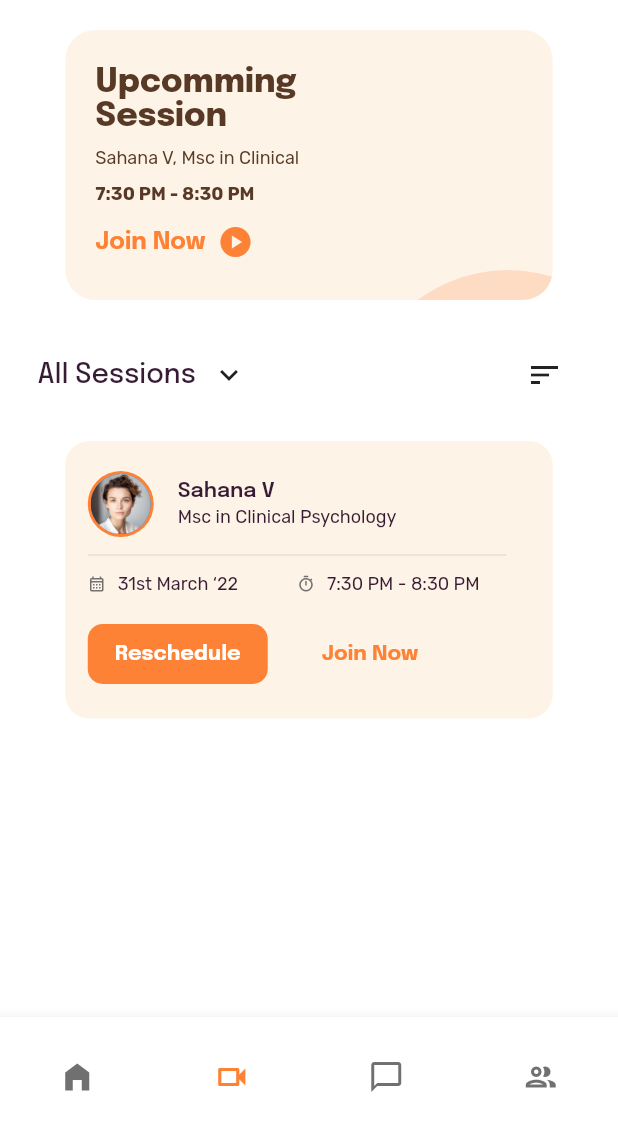
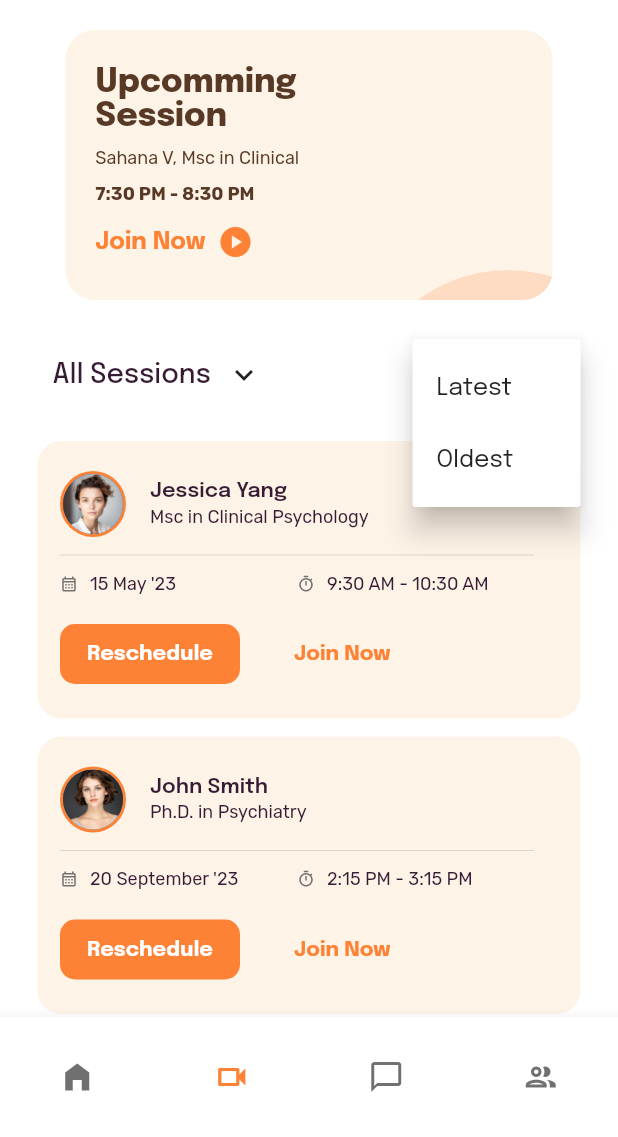
Before and after one commit to tamathecxder/wellness-app, a Flutter app: the screen it shows after launch, item 2 of the bottom bar chosen, after a tap on the "sort" icon, on a phone screen of 412 x 824 dp, the part 99-1236 px from its top. Run offline on Flutter 3.47's test engine with Material 2 defaults, Android fonts, the phone set to English and light mode, and no system bars; drawn by our look-alikes of animated_bottom_navigation_bar.

Commit message:
feat: complete UI slicing on consulting screen

```diff
--- a/lib/screens/consulting_screen.dart
+++ b/lib/screens/consulting_screen.dart
@@ -1,10 +1,22 @@
+// ignore_for_file: avoid_print
+
 import 'package:flutter/material.dart';
+import 'package:intl/intl.dart';
+import 'package:wellness_app/models/consultant.dart';
 import 'package:wellness_app/theme/colors.dart';
 import 'package:wellness_app/theme/style.dart';
 import 'package:wellness_app/widgets/banner_card.dart';
+import 'package:wellness_app/widgets/consultant_item.dart';
 
-class ConsultingScreen extends StatelessWidget {
+class ConsultingScreen extends StatefulWidget {
   const ConsultingScreen({super.key});
+
+  @override
+  State<ConsultingScreen> createState() => _ConsultingScreenState();
+}
+
+class _ConsultingScreenState extends State<ConsultingScreen> {
+  String selectedValue = 'All Sessions';
 
   @override
   Widget build(BuildContext context) {
@@ -27,12 +39,23 @@ class ConsultingScreen extends StatelessWidget {
         Row(
           mainAxisAlignment: MainAxisAlignment.spaceBetween,
           children: [
-            Wrap(
+            InkWell(
+              onTap: () {
+                _showDropdown(context);
+              },
+              child: AnimatedContainer(
+                duration: const Duration(milliseconds: 300),
+                decoration: BoxDecoration(
+                  borderRadius: BorderRadius.circular(8.0),
+                  color: Colors.transparent,
+                ),
+                padding: EdgeInsets.all(10.0),
+                child: Wrap(
                   crossAxisAlignment: WrapCrossAlignment.center,
                   spacing: 10,
                   children: [
                     Text(
-                  'All Sessions',
+                      selectedValue,
                       style: CustomStyle.defaultTextStyle.copyWith(
                         fontSize: 18,
                         fontWeight: FontWeight.w500,
@@ -43,189 +66,130 @@ class ConsultingScreen extends StatelessWidget {
                     ),
                   ],
                 ),
-            IconButton(
-              onPressed: () {},
-              icon: const Icon(Icons.sort),
-            )
-          ],
-        ),
-        const SizedBox(
-          height: 20,
-        ),
-        Container(
-          width: 325.0,
-          height: 185,
-          decoration: BoxDecoration(
-            borderRadius: BorderRadius.circular(16),
-            color: AppColors.secondaryColor,
-          ),
-          child: Stack(
-            alignment: Alignment.center,
-            children: [
-              Padding(
-                padding: const EdgeInsets.symmetric(
-                  vertical: 20.0,
-                  horizontal: 15.0,
-                ),
-                child: Row(
-                  mainAxisAlignment: MainAxisAlignment.spaceBetween,
-                  children: [
-                    Expanded(
-                      child: Column(
-                        crossAxisAlignment: CrossAxisAlignment.start,
-                        children: [
-                          Row(
-                            mainAxisAlignment: MainAxisAlignment.start,
-                            crossAxisAlignment: CrossAxisAlignment.center,
-                            children: [
-                              const CircleAvatar(
-                                radius: 22,
-                                backgroundColor: AppColors.primaryColor,
-                                child: CircleAvatar(
-                                  radius: 20,
-                                  backgroundImage:
-                                      AssetImage('assets/images/1.jpg'),
               ),
             ),
-                              const SizedBox(
-                                width: 16,
-                              ),
-                              Column(
-                                crossAxisAlignment: CrossAxisAlignment.start,
-                                children: [
-                                  Text(
-                                    'Sahana V',
-                                    style:
-                                        CustomStyle.defaultTextStyle.copyWith(
-                                      fontSize: 14,
-                                      fontWeight: FontWeight.w600,
-                                    ),
-                                  ),
-                                  const SizedBox(
-                                    height: 3,
-                                  ),
-                                  Text(
-                                    'Msc in Clinical Psychology',
-                                    style: CustomStyle.descriptionTextStyle
-                                        .copyWith(
-                                      fontSize: 12,
-                                      fontWeight: FontWeight.w400,
-                                    ),
-                                  ),
-                                ],
-                              ),
-                            ],
-                          ),
-                          const SizedBox(
-                            height: 24,
-                            child: Divider(),
-                          ),
-                          Row(
-                            children: [
-                              Expanded(
-                                flex: 1,
-                                child: Wrap(
-                                  spacing: 8,
-                                  crossAxisAlignment: WrapCrossAlignment.center,
-                                  children: [
-                                    const Icon(
-                                      Icons.calendar_month_outlined,
-                                      size: 12,
-                                      color: AppColors.darkGrayColor,
-                                    ),
-                                    Text(
-                                      '31st March ‘22',
-                                      style: CustomStyle.descriptionTextStyle
-                                          .copyWith(
-                                        fontSize: 12,
-                                      ),
-                                    ),
-                                  ],
-                                ),
-                              ),
-                              Expanded(
-                                flex: 1,
-                                child: Wrap(
-                                  spacing: 8,
-                                  crossAxisAlignment: WrapCrossAlignment.center,
-                                  children: [
-                                    const Icon(
-                                      Icons.timer_outlined,
-                                      size: 12,
-                                      color: AppColors.darkGrayColor,
-                                    ),
-                                    Text(
-                                      '7:30 PM - 8:30 PM',
-                                      style: CustomStyle.descriptionTextStyle
-                                          .copyWith(
-                                        fontSize: 12,
-                                      ),
-                                    ),
-                                  ],
-                                ),
+            PopupMenuButton<String>(
+              icon: const Icon(Icons.sort),
+              onSelected: choiceAction,
+              itemBuilder: (BuildContext context) {
+                return Constants.choices.map((String choice) {
+                  return PopupMenuItem<String>(
+                    value: choice,
+                    child: Text(choice),
+                  );
+                }).toList();
+              },
             ),
           ],
         ),
         const SizedBox(
           height: 20,
         ),
-                          Row(
+        ListView.builder(
+          scrollDirection: Axis.vertical,
+          shrinkWrap: true,
+          physics: const BouncingScrollPhysics(),
+          itemCount: consultantList.length,
+          itemBuilder: (context, index) {
+            Consultant list = consultantList[index];
+            String formattedDate =
+                DateFormat("d MMMM ''yy").format(list.datetime);
+            String formattedStartTime =
+                DateFormat("h:mm a").format(list.datetime);
+            String formattedEndTime = DateFormat("h:mm a")
+                .format(list.datetime.add(const Duration(hours: 1)));
+            String formattedDateTimeRange =
+                '$formattedStartTime - $formattedEndTime';
+
+            return Container(
+              margin: const EdgeInsets.only(
+                bottom: 12,
+              ),
+              child: ConsultantItem(
+                name: list.name,
+                degree: list.degree,
+                imageUrl: list.imageUrl,
+                date: formattedDate,
+                time: formattedDateTimeRange,
+              ),
+            );
+          },
+        ),
+      ],
+    );
+  }
+
+  void _showDropdown(BuildContext context) {
+    final List<String> options = [
+      'Session 1',
+      'Session 2',
+      'Session 3',
+      'Session 4',
+      'All Sessions',
+    ];
+
+    showModalBottomSheet(
+      context: context,
+      builder: (BuildContext context) {
+        return SizedBox(
+          height: 260,
+          child: SingleChildScrollView(
+            child: Column(
               children: [
-                              Container(
-                                width: 120,
-                                height: 40,
-                                decoration: BoxDecoration(
-                                  color: AppColors.primaryColor,
-                                  borderRadius: BorderRadius.circular(10),
-                                ),
+                Padding(
+                  padding: const EdgeInsets.only(top: 16.0),
                   child: Center(
                     child: Text(
-                                    'Reschedule',
-                                    style:
-                                        CustomStyle.defaultTextStyle.copyWith(
-                                      fontSize: 14,
+                      'Filter By Session',
+                      style: CustomStyle.defaultTextStyle.copyWith(
                         fontWeight: FontWeight.bold,
-                                      color: Colors.white,
                       ),
                     ),
                   ),
                 ),
                 const SizedBox(
-                                width: 36,
+                  height: 16,
                 ),
-                              TextButton(
-                                onPressed: () {},
-                                style: TextButton.styleFrom(
-                                  padding: EdgeInsets.zero,
-                                  minimumSize: const Size(50, 30),
-                                  tapTargetSize:
-                                      MaterialTapTargetSize.shrinkWrap,
-                                  alignment: Alignment.centerLeft,
-                                ),
-                                child: Text(
-                                  'Join Now',
-                                  style: CustomStyle.defaultTextStyle.copyWith(
-                                    fontSize: 14,
-                                    fontWeight: FontWeight.bold,
-                                    color: AppColors.primaryColor,
-                                  ),
-                                ),
-                              ),
-                            ],
+                ListView.builder(
+                  shrinkWrap: true,
+                  physics: const BouncingScrollPhysics(),
+                  itemCount: options.length,
+                  itemBuilder: (BuildContext context, int index) {
+                    return ListTile(
+                      title: Text(options[index]),
+                      onTap: () {
+                        setState(() {
+                          selectedValue =
+                              options[index]; // Perbarui teks yang dipilih
+                        });
+                        Navigator.of(context).pop();
+                      },
+                    );
+                  },
                 ),
               ],
             ),
           ),
-                    const SizedBox(
-                      width: 16,
-                    ),
-                  ],
-                ),
-              ),
-            ],
-          ),
-        ),
-      ],
+        );
+      },
     );
   }
 }
+
+class Constants {
+  static const String FirstItem = 'Latest';
+  static const String SecondItem = 'Oldest';
+
+  static const List<String> choices = <String>[
+    FirstItem,
+    SecondItem,
+  ];
+}
+
+void choiceAction(String choice) {
+  if (choice == Constants.FirstItem) {
+    print('Latest clicked');
+  } else if (choice == Constants.SecondItem) {
+    print('Oldest clicked');
+  }
+}
```
Lines whose indentation alone changed are shown as unchanged.
